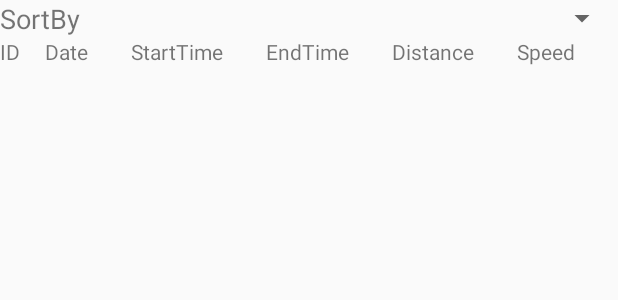
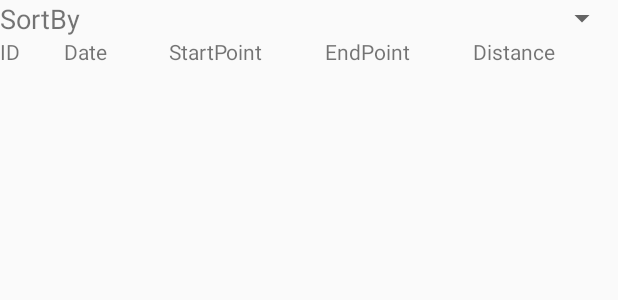
Before and after one commit to CarlZuo/Running-Route-Planner, an Android app: the layout activity_history.xml on its own in the app's theme, with its tools: preview values and no code run, on a phone screen of 412 x 824 dp. Shown: the top 300 px of the screen. Run offline under Robolectric (Android 15) with nearby library versions, the phone set to English and light mode, and no system bars.

Commit message:
some changes

```diff
--- a/app/src/main/java/com/example/runningrouteplanner/LogDetails.java
+++ b/app/src/main/java/com/example/runningrouteplanner/LogDetails.java
@@ -1,7 +1,6 @@
 package com.example.runningrouteplanner;
 
 import android.content.Context;
-import android.database.Cursor;
 import android.os.Bundle;
 import android.view.View;
 import android.widget.SimpleCursorAdapter;
@@ -45,10 +44,10 @@ public class LogDetails extends AppCompatActivity {
         TextView s2 = (TextView) findViewById(R.id.Date);
         s2.setText(myDate);
 
-        TextView s3 = (TextView) findViewById(R.id.StartTime);
+        TextView s3 = (TextView) findViewById(R.id.StartPoint);
         s3.setText(myStart);
 
-        TextView s4 = (TextView) findViewById(R.id.EndTime);
+        TextView s4 = (TextView) findViewById(R.id.EndPoint);
         s4.setText(myEnd);
 
         TextView s5 = (TextView) findViewById(R.id.Distance);
--- a/app/src/main/java/com/example/runningrouteplanner/MyProviderContract.java
+++ b/app/src/main/java/com/example/runningrouteplanner/MyProviderContract.java
@@ -11,6 +11,8 @@ public class MyProviderContract {
     public static final String _ID = "_id";
 
     public static final String DATE = "date";
+    public static final String StartPoint = "startPoint";
+    public static final String EndPoint = "endPoint";
     public static final String DISTANCE = "distance";
 
     public static final String CONTENT_TYPE_SINGLE = "vnd.android.cursor.item/MyProvider.data.text";
--- a/app/src/main/res/layout/activity_history.xml
+++ b/app/src/main/res/layout/activity_history.xml
@@ -56,14 +56,14 @@
                 android:layout_width="wrap_content"
                 android:layout_height="wrap_content"
                 android:layout_weight="1"
-                android:text="StartTime" />
+                android:text="StartPoint" />
 
             <TextView
                 android:id="@+id/textView5"
                 android:layout_width="wrap_content"
                 android:layout_height="wrap_content"
                 android:layout_weight="1"
-                android:text="EndTime" />
+                android:text="EndPoint" />
 
             <TextView
                 android:id="@+id/textView4"
@@ -72,12 +72,6 @@
                 android:layout_weight="1"
                 android:text="Distance" />
 
-            <TextView
-                android:id="@+id/textView3"
-                android:layout_width="wrap_content"
-                android:layout_height="wrap_content"
-                android:layout_weight="1"
-                android:text="Speed" />
         </LinearLayout>
 
         <ListView
--- a/app/src/main/res/layout/activity_log_details.xml
+++ b/app/src/main/res/layout/activity_log_details.xml
@@ -107,7 +107,7 @@
                     app:fontFamily="sans-serif" />
 
                 <TextView
-                    android:id="@+id/StartTime"
+                    android:id="@+id/StartPoint"
                     android:layout_width="match_parent"
                     android:layout_height="wrap_content"
                     android:layout_weight="1"
@@ -118,7 +118,7 @@
                     app:fontFamily="sans-serif" />
 
                 <TextView
-                    android:id="@+id/EndTime"
+                    android:id="@+id/EndPoint"
                     android:layout_width="match_parent"
                     android:layout_height="wrap_content"
                     android:layout_weight="1"
```
Also changed, not shown: app/src/main/AndroidManifest.xml (+16 -0 lines), app/src/main/java/com/example/runningrouteplanner/History.java (+8 -15 lines), app/src/main/res/layout/item_layout.xml (+4 -4 lines).
